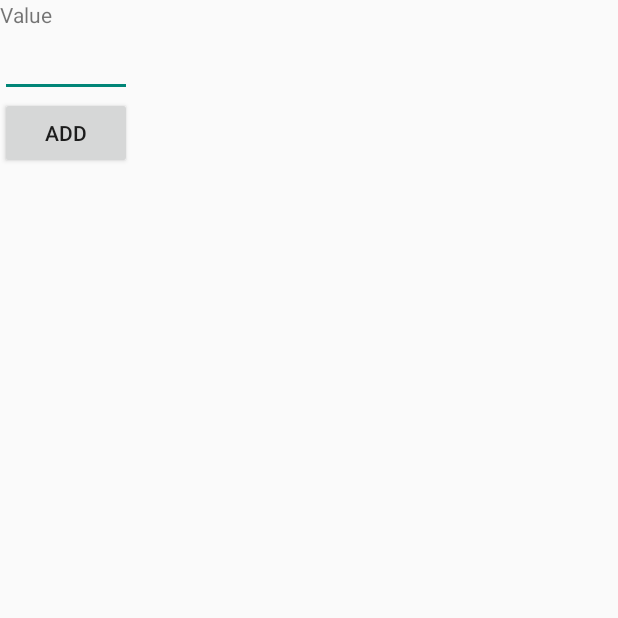
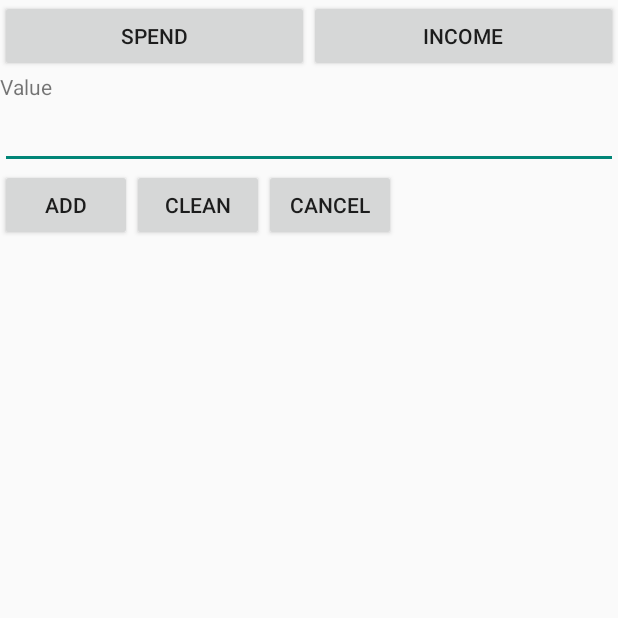
Before and after one commit to danielyoshizawa/mybudget, an Android app: the EntityAdd screen opened directly, with no data from a screen before it, on a phone screen of 412 x 824 dp, the top half of it. Run offline under Robolectric (Android 15) with nearby library versions, the phone set to English and light mode, and no system bars.

Commit message:
Adding diferences between spends and incomes

```diff
--- a/app/src/main/java/com/depaul/daniel/mybudget/CurrencyFormatInputFilter.java
+++ b/app/src/main/java/com/depaul/daniel/mybudget/CurrencyFormatInputFilter.java
@@ -8,7 +8,8 @@ import java.util.regex.Pattern;
 
 public class CurrencyFormatInputFilter implements InputFilter {
 
-    Pattern mPattern = Pattern.compile("(0|[1-9]+[0-9]*)?(\\\\.[0-9]{0,2})?");
+    // Need to verify this Regex
+    Pattern mPattern = Pattern.compile("^[+-]?[0-9]{1,3}(?:[0-9]*(?:[.,][0-9]{2})?|(?:,[0-9]{3})*(?:\\.[0-9]{2})?|(?:\\.[0-9]{3})*(?:,[0-9]{2})?)$");//(0|[1-9]+[0-9]*)?(\\\\.[0-9]{0,2})?");
 
     @Override
     public CharSequence filter(
--- a/app/src/main/java/com/depaul/daniel/mybudget/EntityAdd.java
+++ b/app/src/main/java/com/depaul/daniel/mybudget/EntityAdd.java
@@ -6,29 +6,83 @@ import android.text.InputFilter;
 import android.view.View;
 import android.widget.Button;
 import android.widget.EditText;
+import android.widget.LinearLayout;
 
 public class EntityAdd extends Activity {
 
     private Button addButton;
+    private Button cleanButton;
+    private Button cancelButton;
+    private Button spendButton;
+    private Button incomeButton;
     private EditText valueText;
     private EntryManager Entries;
+    private LinearLayout layout;
 
     @Override
     protected void onCreate(Bundle savedInstanceState) {
         super.onCreate(savedInstanceState);
         setContentView(R.layout.activity_entry_add);
 
+        initialize();
+        inflate();
+        configure();
+        configureListeners();
+    }
+
+    private void initialize() {
         Entries = EntryManager.getInstance();
+    }
+
+    private void inflate() {
         valueText = (EditText) findViewById(R.id.entity_add_value);
         addButton = (Button) findViewById(R.id.entity_add_button);
+        cleanButton = (Button) findViewById(R.id.entity_clean_button);
+        cancelButton = (Button) findViewById(R.id.entity_cancel_button);
+        spendButton = (Button) findViewById(R.id.entity_add_spend_button);
+        incomeButton = (Button) findViewById(R.id.entity_add_income_button);
+        layout = (LinearLayout) findViewById(R.id.entity_add_layout);
+    }
 
+    private void configure() {
         valueText.setFilters(new InputFilter[] {new CurrencyFormatInputFilter()});
+    }
 
+    private void configureListeners() {
         addButton.setOnClickListener(new View.OnClickListener() {
             @Override
             public void onClick(View v) {
                 double value = Double.parseDouble(valueText.getText().toString());
                 Entries.Add(new Entry(value, true));
+                valueText.setText("");
+            }
+        });
+
+        cleanButton.setOnClickListener(new View.OnClickListener() {
+            @Override
+            public void onClick(View v) {
+                valueText.setText("");
+            }
+        });
+
+        cancelButton.setOnClickListener(new View.OnClickListener() {
+            @Override
+            public void onClick(View v) {
+                finish();
+            }
+        });
+
+        spendButton.setOnClickListener(new View.OnClickListener() {
+            @Override
+            public void onClick(View v) {
+                layout.setBackgroundColor(getColor(R.color.light_red));
+            }
+        });
+
+        incomeButton.setOnClickListener(new View.OnClickListener() {
+            @Override
+            public void onClick(View v) {
+                layout.setBackgroundColor(getColor(R.color.light_blue));
             }
         });
     }
--- a/app/src/main/res/layout/activity_entry_add.xml
+++ b/app/src/main/res/layout/activity_entry_add.xml
@@ -4,9 +4,28 @@
     android:layout_height="match_parent">
 
     <LinearLayout
-        android:layout_width="wrap_content"
+        android:id="@+id/entity_add_layout"
+        android:layout_width="fill_parent"
         android:layout_height="wrap_content"
         android:orientation="vertical">
+
+        <LinearLayout
+            android:layout_width="match_parent"
+            android:layout_height="wrap_content">
+
+            <Button
+                android:id="@+id/entity_add_spend_button"
+                android:layout_width="wrap_content"
+                android:layout_height="wrap_content"
+                android:layout_weight="1"
+                android:text="Spend"/>
+            <Button
+                android:id="@+id/entity_add_income_button"
+                android:layout_width="wrap_content"
+                android:layout_height="wrap_content"
+                android:layout_weight="1"
+                android:text="Income"/>
+        </LinearLayout>
 
         <TextView
             android:layout_width="wrap_content"
@@ -19,11 +38,28 @@
             android:layout_height="wrap_content"
             android:inputType="numberDecimal" />
 
-        <Button
-            android:id="@+id/entity_add_button"
-            android:layout_width="wrap_content"
-            android:layout_height="wrap_content"
-            android:text="Add"/>
+
+        <LinearLayout
+            android:layout_width="fill_parent"
+            android:layout_height="wrap_content">
+            <Button
+                android:id="@+id/entity_add_button"
+                android:layout_width="wrap_content"
+                android:layout_height="wrap_content"
+                android:text="Add"/>
+
+            <Button
+                android:id="@+id/entity_clean_button"
+                android:layout_width="wrap_content"
+                android:layout_height="wrap_content"
+                android:text="Clean"/>
+
+            <Button
+                android:id="@+id/entity_cancel_button"
+                android:layout_width="wrap_content"
+                android:layout_height="wrap_content"
+                android:text="Cancel"/>
+        </LinearLayout>
 
     </LinearLayout>
 
--- a/app/src/main/res/values/colors.xml
+++ b/app/src/main/res/values/colors.xml
@@ -2,5 +2,7 @@
 <resources>
     <item name="red" type="color">#FFFF4444</item>
     <item name="blue" type="color">#FF0000FF</item>
+    <item name="light_blue" type="color">#B3CAFA</item>
+    <item name="light_red" type="color">#FFFAB3B3</item>
 
 </resources>
```
